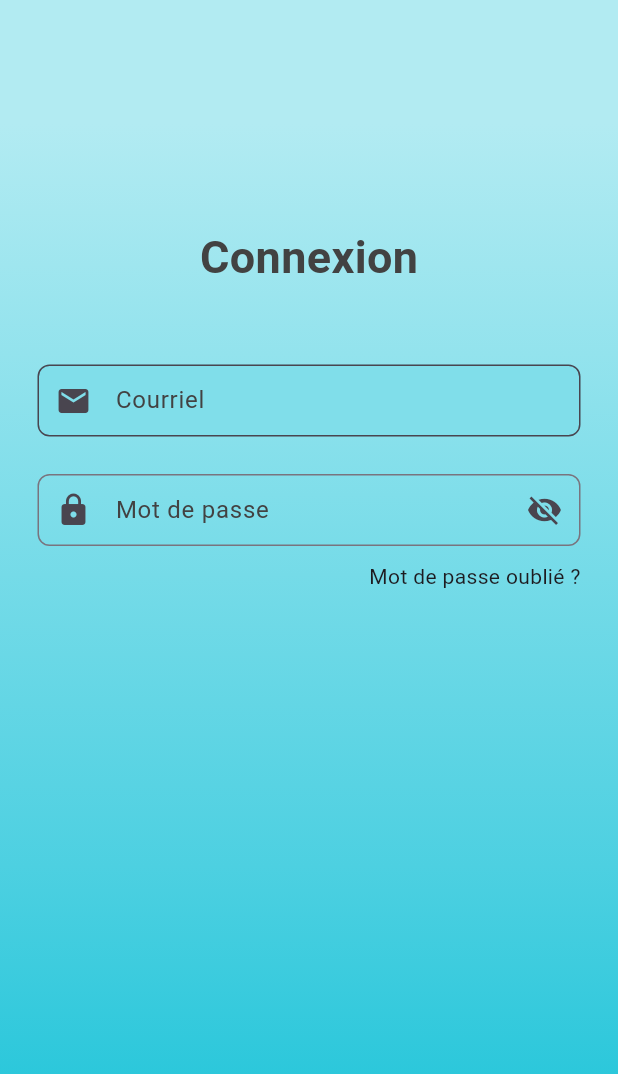
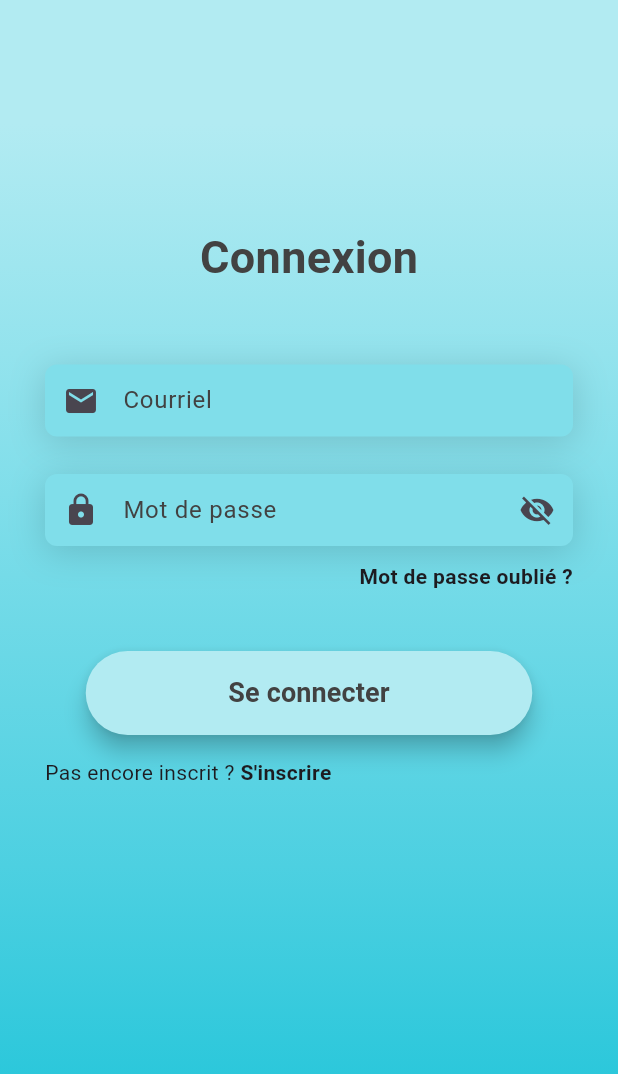
Before and after one commit to Samuel-Leveille/secret_santa, a Flutter app: the screen it shows after launch, on a phone screen of 412 x 824 dp. Shown: the top 1074 px of the screen. Run offline on Flutter 3.47's test engine with Material 3 defaults, Android fonts, the phone set to English and light mode, and no system bars.

Commit message:
Page de login pas mal terminée

```diff
--- a/secret_santa/lib/pages/login_page.dart
+++ b/secret_santa/lib/pages/login_page.dart
@@ -1,5 +1,6 @@
 import 'package:flutter/cupertino.dart';
 import 'package:flutter/material.dart';
+import 'package:flutter/widgets.dart';
 
 class LoginPage extends StatefulWidget {
   const LoginPage({super.key});
@@ -33,8 +34,8 @@ class _LoginPageState extends State<LoginPage> {
       onTap: () => FocusManager.instance.primaryFocus?.unfocus(),
       child: Scaffold(
           body: Container(
-        height: double.infinity,
-        width: double.infinity,
+        height: MediaQuery.of(context).size.height,
+        width: MediaQuery.of(context).size.width,
         decoration: const BoxDecoration(
           gradient: LinearGradient(
               begin: Alignment.topCenter,
@@ -52,9 +53,10 @@ class _LoginPageState extends State<LoginPage> {
                 0.9
               ]),
         ),
+        child: SingleChildScrollView(
           child: Center(
             child: Padding(
-            padding: const EdgeInsets.only(left: 25.0, right: 25.0),
+              padding: const EdgeInsets.only(left: 30.0, right: 30.0),
               child: Column(
                 children: [
                   const SizedBox(height: 150),
@@ -68,13 +70,29 @@ class _LoginPageState extends State<LoginPage> {
                                 fontWeight: FontWeight.bold,
                                 color: Colors.grey[800])),
                         const SizedBox(height: 50),
-                      TextFormField(
+                        Container(
+                          decoration: BoxDecoration(
+                            boxShadow: [
+                              BoxShadow(
+                                  color: Colors.black.withOpacity(0.15),
+                                  spreadRadius: 0,
+                                  blurRadius: 20,
+                                  offset: const Offset(0, 4)),
+                            ],
+                          ),
+                          child: TextFormField(
                             controller: emailController,
+                            keyboardType: TextInputType.emailAddress,
                             decoration: InputDecoration(
                               fillColor: const Color(0xFF80DEEA),
                               filled: true,
                               prefixIcon: const Icon(Icons.email),
-                          border: OutlineInputBorder(
+                              border: InputBorder.none,
+                              enabledBorder: OutlineInputBorder(
+                                borderRadius: BorderRadius.circular(8.0),
+                                borderSide: BorderSide.none,
+                              ),
+                              focusedBorder: OutlineInputBorder(
                                 borderRadius: BorderRadius.circular(8.0),
                               ),
                               label: Text(
@@ -85,11 +103,31 @@ class _LoginPageState extends State<LoginPage> {
                                   vertical: 10.0, horizontal: 10.0),
                             ),
                           ),
+                        ),
                         const SizedBox(height: 25),
-                      TextFormField(
+                        Container(
+                          decoration: BoxDecoration(
+                            boxShadow: [
+                              BoxShadow(
+                                  color: Colors.black.withOpacity(0.15),
+                                  spreadRadius: 0,
+                                  blurRadius: 20,
+                                  offset: const Offset(0, 4)),
+                            ],
+                          ),
+                          child: TextFormField(
                             controller: passwordController,
                             obscureText: _isVisible,
                             decoration: InputDecoration(
+                              fillColor: const Color(0xFF80DEEA),
+                              filled: true,
+                              enabledBorder: OutlineInputBorder(
+                                borderRadius: BorderRadius.circular(8.0),
+                                borderSide: BorderSide.none,
+                              ),
+                              focusedBorder: OutlineInputBorder(
+                                borderRadius: BorderRadius.circular(8.0),
+                              ),
                               prefixIcon: const Icon(Icons.lock),
                               label: Text(
                                 "Mot de passe",
@@ -109,14 +147,56 @@ class _LoginPageState extends State<LoginPage> {
                                   vertical: 10.0, horizontal: 10.0),
                             ),
                           ),
+                        ),
                         const SizedBox(
                           height: 10.0,
                         ),
-                      const Row(
+                        Row(
                             mainAxisAlignment: MainAxisAlignment.end,
                             children: [
-                            Text("Mot de passe oublié ?"),
+                              GestureDetector(
+                                child: const Text(
+                                  "Mot de passe oublié ?",
+                                  style: TextStyle(fontWeight: FontWeight.bold),
+                                ),
+                                onTap: () => {},
+                              ),
                             ]),
+                        const SizedBox(
+                          height: 40.0,
+                        ),
+                        FloatingActionButton.extended(
+                          extendedPadding:
+                              const EdgeInsets.symmetric(horizontal: 95.0),
+                          shape: RoundedRectangleBorder(
+                            borderRadius: BorderRadius.circular(30.0),
+                          ),
+                          backgroundColor: const Color(0xFFB2EBF2),
+                          onPressed: () => {},
+                          label: Text(
+                            "Se connecter",
+                            style: TextStyle(
+                              fontWeight: FontWeight.bold,
+                              fontSize: 18.0,
+                              color: Colors.grey[800],
+                            ),
+                          ),
+                        ),
+                        Padding(
+                          padding: const EdgeInsets.only(top: 15.0),
+                          child: Row(
+                            children: [
+                              const Text("Pas encore inscrit ? "),
+                              GestureDetector(
+                                onTap: () => {},
+                                child: const Text(
+                                  "S'inscrire",
+                                  style: TextStyle(fontWeight: FontWeight.bold),
+                                ),
+                              )
+                            ],
+                          ),
+                        )
                       ],
                     ),
                   ),
@@ -124,6 +204,7 @@ class _LoginPageState extends State<LoginPage> {
               ),
             ),
           ),
+        ),
       )),
     );
   }
```
Lines whose indentation alone changed are shown as unchanged.
